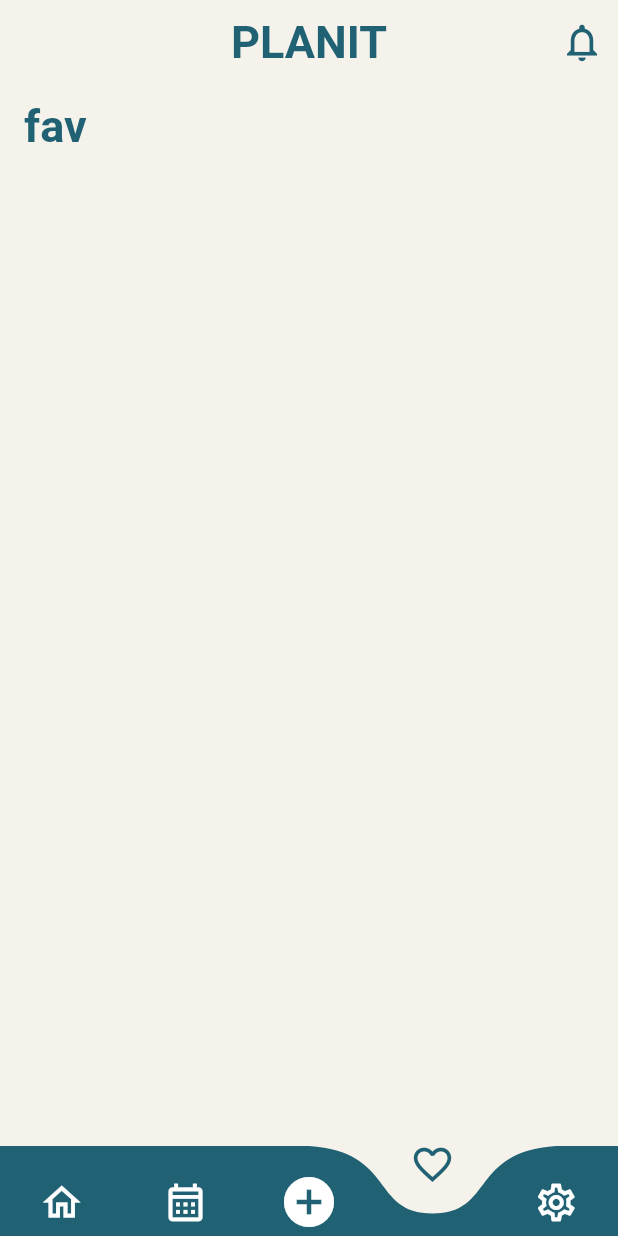
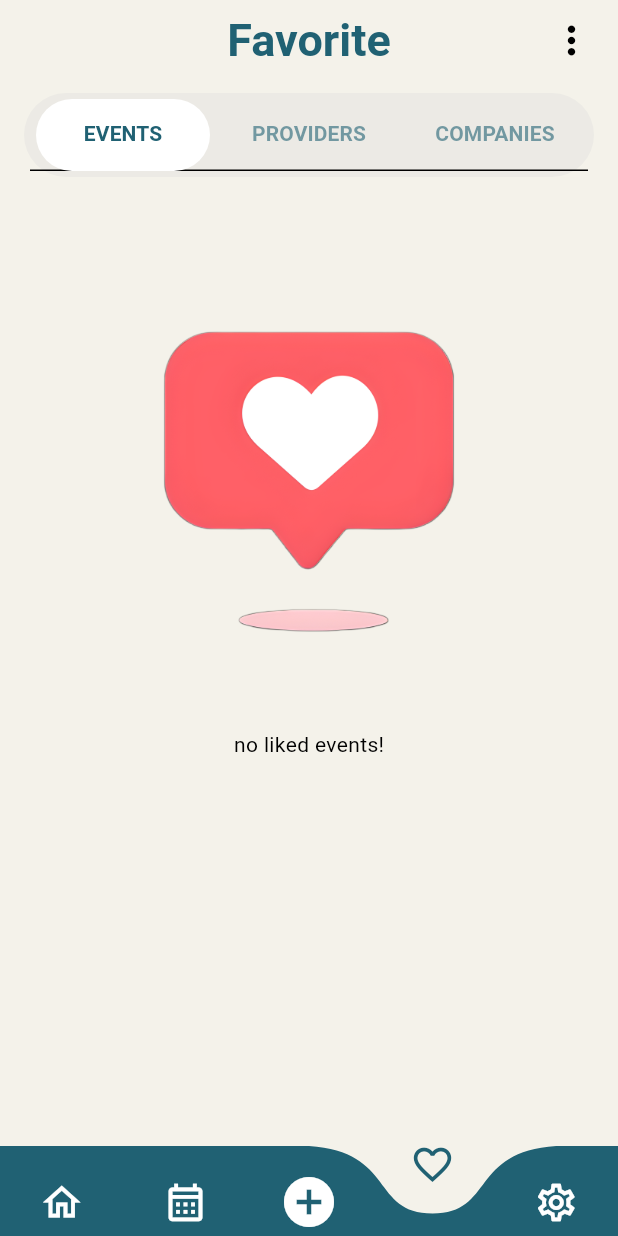
Before and after one commit to Lucy-29/PlanIt_flutter, a Flutter app: the screen it shows after launch, item 4 of the bottom bar chosen, on a phone screen of 412 x 824 dp. Run offline on Flutter 3.47's test engine with Material 3 defaults, Android fonts, the phone set to English and light mode, and no system bars; drawn by our look-alikes of curved_navigation_bar; our stand-ins replace bloc, dio, equatable, flutter_bloc, flutter_secure_storage, get_it and 2 more; network calls fail.

Commit message:
new favorite

```diff
--- /dev/null
+++ b/lib/features/home/Favorite/screens/Companies.dart
@@ -0,0 +1,8 @@
+import 'package:flutter/material.dart';
+
+class Companies extends StatelessWidget{
+  @override
+  Widget build(BuildContext context) {
+    return ListView.builder(itemBuilder: (context, i) {});
+  }
+}
--- /dev/null
+++ b/lib/features/home/Favorite/screens/Events.dart
@@ -0,0 +1,31 @@
+import 'dart:math';
+
+import 'package:ems_1/common/widgets/event_card.dart';
+import 'package:ems_1/features/home/data/models/event_card_model.dart';
+import 'package:flutter/material.dart';
+
+class Events extends StatelessWidget {
+  List<EventCard> myEvents = [];
+  @override
+  Widget build(BuildContext context) {
+    if (myEvents.isEmpty) {
+      return Padding(
+        padding: const EdgeInsets.only(top: 30),
+        child: Column(children: [
+          Image.asset(
+            "assets/images/favorite.png",
+            height: 330,
+            width: 330,
+          ),
+          Text("no liked events!")
+        ]),
+      );
+    } else {
+      return ListView.builder(
+          itemCount: myEvents.length,
+          itemBuilder: (context, i) {
+            return myEvents[i];
+          });
+    }
+  }
+}
--- /dev/null
+++ b/lib/features/home/Favorite/screens/Providers.dart
@@ -0,0 +1,8 @@
+import 'package:flutter/material.dart';
+
+class Providers extends StatelessWidget {
+  @override
+  Widget build(BuildContext context) {
+    return ListView.builder(itemBuilder: (context, i) {});
+  }
+}
--- /dev/null
+++ b/lib/features/home/Favorite/screens/favoriteScreen.dart
@@ -0,0 +1,70 @@
+import 'package:flutter/material.dart';
+import 'package:ems_1/features/home/Favorite/screens/Events.dart';
+import 'package:ems_1/features/home/Favorite/screens/Providers.dart';
+import 'package:ems_1/features/home/Favorite/screens/Companies.dart';
+
+class Favoritescreen extends StatelessWidget {
+  Favoritescreen({super.key});
+
+  final List<Widget> tabs = const [
+    Tab(text: "EVENTS"),
+    Tab(text: "PROVIDERS"),
+    Tab(text: "COMPANIES"),
+  ];
+
+  final List<Widget> pages = [
+    Events(),
+    Providers(),
+    Companies(),
+  ];
+
+  @override
+  Widget build(BuildContext context) {
+    return DefaultTabController(
+      length: tabs.length,
+      child: Scaffold(
+        backgroundColor: const Color(0xFFF4F2EA),
+        appBar: AppBar(
+          elevation: 0,
+          shadowColor: Colors.transparent,
+          backgroundColor: const Color(0xFFF4F2EA),
+          centerTitle: true,
+          title: const Text(
+            "Favorite",
+          ),
+          actions: const [
+            Padding(
+              padding: EdgeInsets.only(right: 16.0),
+              child: Icon(Icons.more_vert, color: Colors.black),
+            ),
+          ],
+          bottom: PreferredSize(
+            preferredSize: const Size.fromHeight(70),
+            child: Container(
+              margin: const EdgeInsets.symmetric(horizontal: 16, vertical: 8),
+              padding: const EdgeInsets.all(4),
+              decoration: BoxDecoration(
+                color: const Color(0xffD9D9D9).withOpacity(0.3),
+                borderRadius: BorderRadius.circular(30),
+              ),
+              child: TabBar(
+                tabs: tabs,
+                indicator: BoxDecoration(
+                  color: Colors.white,
+                  borderRadius: BorderRadius.circular(30),
+                ),
+                indicatorSize: TabBarIndicatorSize.tab,
+                labelColor: const Color(0xff206173),
+                unselectedLabelColor: const Color(0xff206173).withOpacity(0.6),
+                indicatorColor: Colors.transparent,
+                indicatorPadding: const EdgeInsets.symmetric(horizontal: 4),
+                labelStyle: const TextStyle(fontWeight: FontWeight.bold),
+              ),
+            ),
+          ),
+        ),
+        body: TabBarView(children: pages),
+      ),
+    );
+  }
+}
--- a/lib/features/home/presentation/screens/AddEventScreen.dart
+++ b/lib/features/home/presentation/screens/AddEventScreen.dart
@@ -7,7 +7,9 @@ class Addeventscreen extends StatelessWidget {
   Widget build(BuildContext context) {
     return Scaffold(
       appBar: AppBar(
-        title: Text("add event"),
+        title: Text("Create Event"),
+        // backgroundColor: Color(0xFFF4F2EA),
+        centerTitle: true,
       ),
     );
   }
--- a/lib/features/home/presentation/screens/calendarScreen.dart
+++ b/lib/features/home/presentation/screens/calendarScreen.dart
@@ -7,7 +7,9 @@ class Calendarscreen extends StatelessWidget {
   Widget build(BuildContext context) {
     return Scaffold(
       appBar: AppBar(
-        title: Text('calendar'),
+        title: Text("Calendar"),
+        // backgroundColor: Color(0xFFF4F2EA),
+        centerTitle: true,
       ),
     );
   }
--- a/lib/features/home/presentation/screens/favoriteScreen.dart
+++ /dev/null
@@ -1,14 +0,0 @@
-import 'package:flutter/material.dart';
-
-class Favoritescreen extends StatelessWidget {
-  const Favoritescreen({super.key});
-
-  @override
-  Widget build(BuildContext context) {
-    return Scaffold(
-      appBar: AppBar(
-        title: Text('fav'),
-      ),
-    );
-  }
-}
--- a/lib/features/home/presentation/screens/notifications_screen.dart
+++ b/lib/features/home/presentation/screens/notifications_screen.dart
@@ -29,7 +29,7 @@ class _NotificationsScreenState extends State<NotificationsScreen> {
               SizedBox(
                 height: 100,
               ),
-              Image.asset('assets/notification pic.png'),
+              Image.asset('assets/images/notification pic.png'),
               SizedBox(
                 height: 32,
               ),
--- a/lib/features/home/presentation/screens/settingsScreen.dart
+++ b/lib/features/home/presentation/screens/settingsScreen.dart
@@ -7,7 +7,9 @@ class Settingsscreen extends StatelessWidget {
   Widget build(BuildContext context) {
     return Scaffold(
       appBar: AppBar(
-        title: Text('set'),
+        title: Text("Settings"),
+        // backgroundColor: Color(0xFFF4F2EA),
+        centerTitle: true,
       ),
     );
   }
--- a/lib/features/home/presentation/screens/user_home_screen.dart
+++ b/lib/features/home/presentation/screens/user_home_screen.dart
@@ -4,6 +4,7 @@ import 'package:ems_1/common/widgets/popular_widget.dart';
 import 'package:ems_1/common/widgets/upoffers.dart';
 import 'package:ems_1/features/home/data/models/event_card_model.dart';
 import 'package:ems_1/features/home/data/models/offer_model.dart';
+import 'package:ems_1/features/home/presentation/screens/notifications_screen.dart';
 import 'package:flutter/material.dart';
 
 class UserHomeScreen extends StatelessWidget {
@@ -50,7 +51,28 @@ class UserHomeScreen extends StatelessWidget {
 
   @override
   Widget build(BuildContext context) {
-    return SafeArea(
+    return Scaffold(
+      appBar: AppBar(
+        title: Text("PLANit"),
+        // backgroundColor: Color(0xFFF4F2EA),
+        centerTitle: true,
+        actions: <Widget>[
+          IconButton(
+            onPressed: () {
+              Navigator.push(
+                  context,
+                  MaterialPageRoute(
+                      builder: (context) => const NotificationsScreen()));
+            },
+            icon: Icon(
+              Icons.notifications_outlined,
+              // size: 30,
+              // color: Color(0xFF206173),
+            ),
+          )
+        ],
+      ),
+      body: SafeArea(
         child: Stack(
           children: [
             Upoffers(offList: offlist),
@@ -70,6 +92,7 @@ class UserHomeScreen extends StatelessWidget {
             CustomSearchBar(),
           ],
         ),
+      ),
     );
   }
 }
--- a/lib/features/home/presentation/screens/user_screens.dart
+++ b/lib/features/home/presentation/screens/user_screens.dart
@@ -5,7 +5,7 @@ import 'package:flutter/material.dart';
 import 'package:curved_navigation_bar/curved_navigation_bar.dart';
 
 import 'package:ems_1/features/home/presentation/screens/calendarScreen.dart';
-import 'package:ems_1/features/home/presentation/screens/favoriteScreen.dart';
+import 'package:ems_1/features/home/Favorite/screens/favoriteScreen.dart';
 import 'package:ems_1/features/home/presentation/screens/settingsScreen.dart';
 import 'package:ems_1/features/home/presentation/screens/notifications_screen.dart';
 import 'package:ems_1/core/themes/app_themes.dart';
@@ -60,32 +60,7 @@ class _UserScreensState extends State<UserScreens> {
 
     return Scaffold(
       extendBody: true,
-      appBar: AppBar(
-        // backgroundColor: Color(0xFFF4F2EA),
-        title: Text(
-          'PLANIT',
-          //   style: TextStyle(
-          //       color: Color(0xFF206173),
-          //       fontSize: 40,
-          //       fontWeight: FontWeight.bold),
-        ),
-        centerTitle: true,
-        actions: <Widget>[
-          IconButton(
-            onPressed: () {
-              Navigator.push(
-                  context,
-                  MaterialPageRoute(
-                      builder: (context) => const NotificationsScreen()));
-            },
-            icon: Icon(
-              Icons.notifications_outlined,
-              // size: 30,
-              // color: Color(0xFF206173),
-            ),
-          )
-        ],
-      ),
+
       // backgroundColor: Color(0xFFF4F2EA),
       body: _screens[_selectedIndex],
       bottomNavigationBar: CurvedNavigationBar(
```
Also changed, not shown: assets/images/favorite.png (added). Lines whose indentation alone changed are shown as unchanged.
